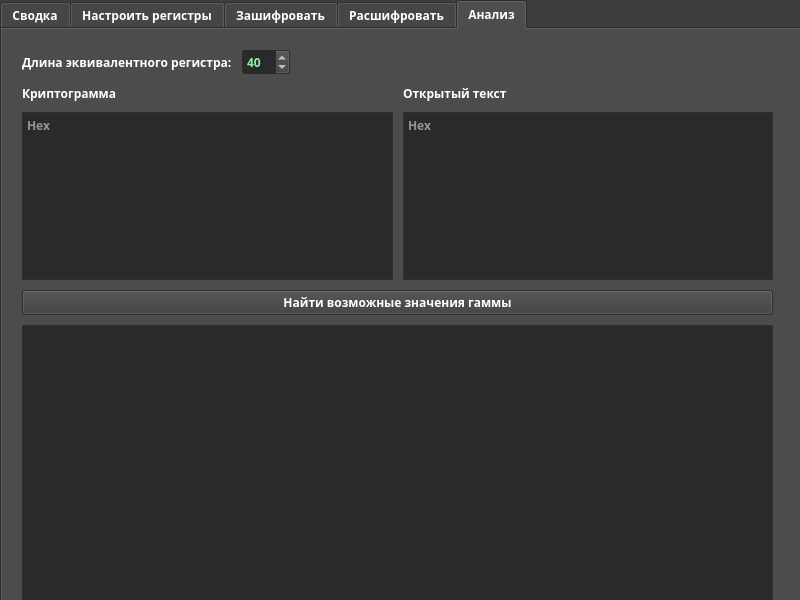
Before: the Qt Designer form mainwindow.ui in jmpleo/labCC, drawn with Qt 5.
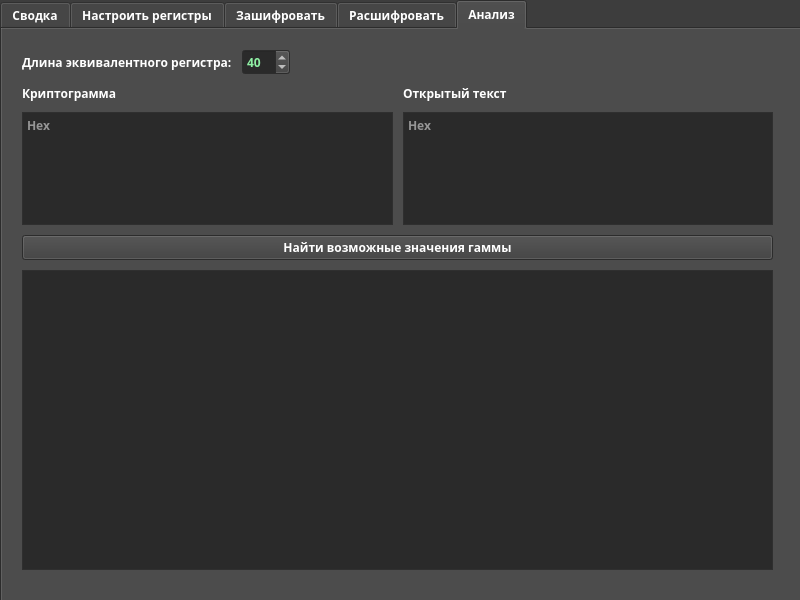
After: the same form once the commit is applied. The open tabs and pages were chosen to show the change. Custom widgets are drawn as their Qt base class.

Commit message: possible gammas draft style

Diff of the .ui file:
```diff
--- a/mainwindow.ui
+++ b/mainwindow.ui
@@ -1129,7 +1129,7 @@
         <x>0</x>
         <y>0</y>
         <width>791</width>
-        <height>616</height>
+        <height>561</height>
        </rect>
       </property>
       <layout class="QVBoxLayout" name="verticalLayout">
@@ -1318,6 +1318,9 @@
            <height>300</height>
           </size>
          </property>
+         <property name="sizeAdjustPolicy">
+          <enum>QAbstractScrollArea::AdjustToContentsOnFirstShow</enum>
+         </property>
          <property name="html">
           <string>&lt;!DOCTYPE HTML PUBLIC &quot;-//W3C//DTD HTML 4.0//EN&quot; &quot;http://www.w3.org/TR/REC-html40/strict.dtd&quot;&gt;
 &lt;html&gt;&lt;head&gt;&lt;meta name=&quot;qrichtext&quot; content=&quot;1&quot; /&gt;&lt;style type=&quot;text/css&quot;&gt;
```
Left out of the diff: 2 changed lines with no effect on the pictures. The commit also changes 2 other files.
